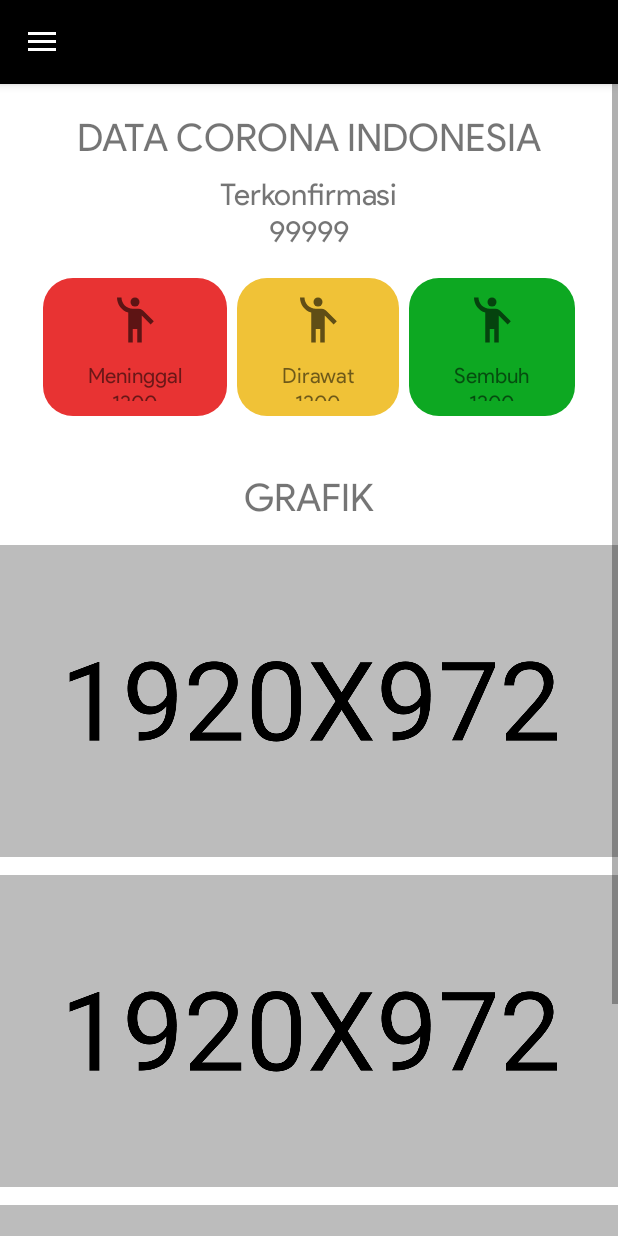
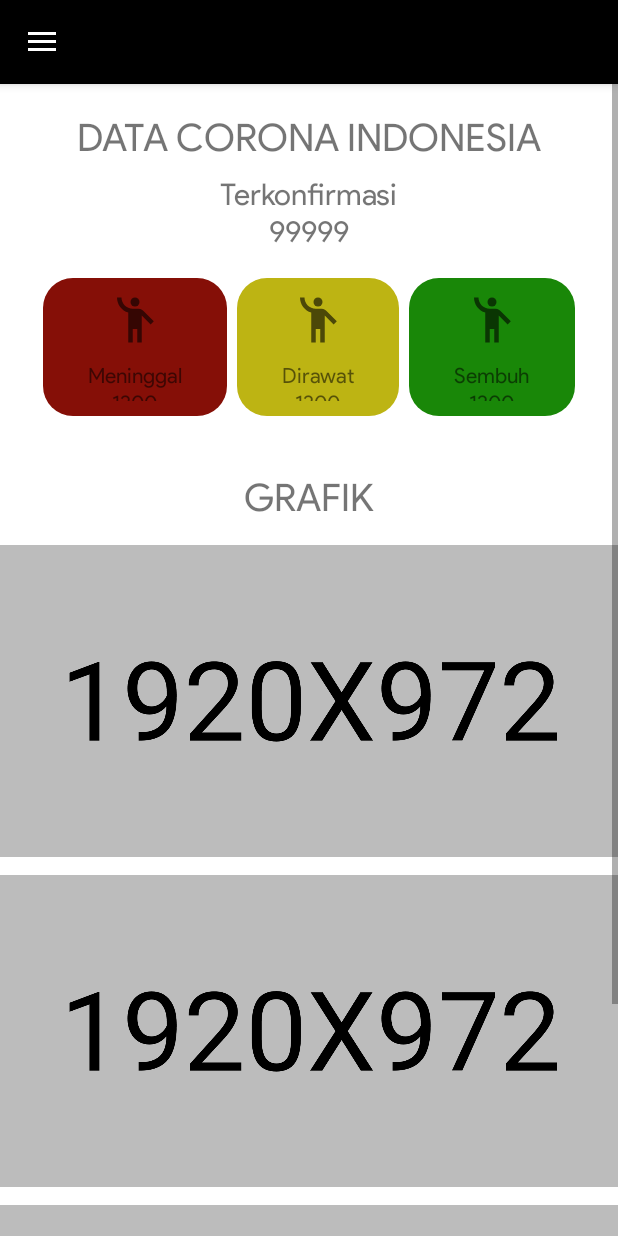
Before and after one commit to yalvih/Tubes_03, an Android app: the screen it shows after launch (MainActivity), after a tap on "Data", on a phone screen of 412 x 824 dp. Run offline under Robolectric (Android 15) with nearby library versions, the phone set to English and light mode, and no system bars; our stand-ins replace Volley; libraries missing offline, so code that uses them is left out: com.raizlabs.android, com.synnapps.carouselview, com.sysdata.widget; plain views replace CardViewNative; network calls fail; 4 statements that could not run were skipped; 1 other tap on this screen came first.

Commit message:
revamp UI dan carousel sudah jadi
Hint: Ada bug di awal page biar bisa keupdate lagi. Dan auto Dark Mode bermasalah

Next update: Placeholder diganti dan mulai masukin data beritanya.
 Kmu pelajarin dulu cara bikin graph. Abis selese garph ke login gitu

```diff
--- a/app/build.gradle
+++ b/app/build.gradle
@@ -52,6 +52,7 @@ dependencies {
     implementation 'com.android.volley:volley:1.1.1'
     implementation 'com.google.code.gson:gson:2.8.6'
     implementation 'com.synnapps:carouselview:0.1.5'
+
     implementation 'androidx.appcompat:appcompat:1.2.0'
     implementation 'com.google.android.material:material:1.2.1'
     implementation 'androidx.constraintlayout:constraintlayout:2.0.4'
--- a/app/src/main/AndroidManifest.xml
+++ b/app/src/main/AndroidManifest.xml
@@ -10,13 +10,13 @@
         android:roundIcon="@mipmap/ic_launcher_round"
         android:supportsRtl="true"
         android:theme="@style/Theme.Tubes_03">
-        <activity android:name=".view.MainActivity">
+        <activity android:name=".view.SplashActivity">
             <intent-filter>
                 <action android:name="android.intent.action.MAIN" />
 
                 <category android:name="android.intent.category.LAUNCHER" />
             </intent-filter>
         </activity>
+        <activity android:name=".view.MainActivity"/>
     </application>
-
 </manifest>
--- a/app/src/main/java/com/example/tubes_03/view/HomeFragment.java
+++ b/app/src/main/java/com/example/tubes_03/view/HomeFragment.java
@@ -24,6 +24,13 @@ import java.text.DecimalFormat;
 public class HomeFragment extends Fragment implements View.OnClickListener {
     private FragmentListener fragmentListener;
     private TextView text_confirmed_id, text_death_id, text_sick_id, text_recovered_id, text_confirmed_ww, text_death_ww, text_sick_ww, text_recovered_ww;
+    CarouselView carouselView;
+    int[] sampleImages = {
+            R.drawable.p_1,
+            R.drawable.p_2,
+            R.drawable.p_3,
+            R.drawable.p_4
+    };
 
     public static HomeFragment newInstance(String title) {
         HomeFragment fragment = new HomeFragment();
@@ -45,6 +52,10 @@ public class HomeFragment extends Fragment implements View.OnClickListener {
         this.text_death_ww = view.findViewById(R.id.worldwide_death_number);
         this.text_sick_ww = view.findViewById(R.id.worldwide_sick_number);
         this.text_recovered_ww = view.findViewById(R.id.worldwide_recovered_number);
+
+        carouselView = view.findViewById(R.id.carouselView);
+        carouselView.setPageCount(sampleImages.length);
+        carouselView.setImageListener(imageListener);
 
         return view;
     }
@@ -84,4 +95,11 @@ public class HomeFragment extends Fragment implements View.OnClickListener {
         this.text_sick_ww.setText(thousandSeparatorFormat.format(totalSick));
         this.text_recovered_ww.setText(thousandSeparatorFormat.format(Integer.parseInt(data.getTotalRecovered())));
     }
+
+    ImageListener imageListener = new ImageListener() {
+        @Override
+        public void setImageForPosition(int position, ImageView imageView) {
+            imageView.setImageResource(sampleImages[position]);
+        }
+    };
 }
--- /dev/null
+++ b/app/src/main/java/com/example/tubes_03/view/SplashActivity.java
@@ -0,0 +1,29 @@
+package com.example.tubes_03.view;
+
+import android.app.Activity;
+import android.content.Intent;
+import android.os.Bundle;
+import android.os.Handler;
+
+import com.example.tubes_03.R;
+
+public class SplashActivity extends Activity {
+
+    Handler handler;
+    @Override
+    protected void onCreate(Bundle savedInstanceState) {
+        super.onCreate(savedInstanceState);
+        setContentView(R.layout.launch_app);
+
+        handler=new Handler();
+        handler.postDelayed(new Runnable() {
+            @Override
+            public void run() {
+                Intent intent=new Intent(SplashActivity.this,MainActivity.class);
+                startActivity(intent);
+                finish();
+            }
+        },2000);
+
+    }
+}
--- a/app/src/main/res/layout/fragment_left.xml
+++ b/app/src/main/res/layout/fragment_left.xml
@@ -2,14 +2,14 @@
 <FrameLayout
     xmlns:android="http://schemas.android.com/apk/res/android"
     android:layout_width="match_parent"
-    android:layout_height="match_parent">
+    android:layout_height="match_parent"
+    android:background="@color/white">
 <!--    android:background="?attr/fragmentBackground"-->
 
     <LinearLayout
         android:layout_width="match_parent"
         android:layout_height="match_parent"
         android:orientation="vertical"
-        android:background="@color/white"
         >
 
         <LinearLayout
--- a/app/src/main/res/values-night/themes.xml
+++ b/app/src/main/res/values-night/themes.xml
@@ -1,18 +1,3 @@
 <resources xmlns:tools="http://schemas.android.com/tools">
-    <!-- Base application theme. -->
-    <style name="Theme.Tubes_03" parent="Theme.MaterialComponents.DayNight.DarkActionBar">
-        <!-- Primary brand color. -->
-        <item name="colorPrimary">@color/black</item>
-        <item name="colorPrimaryVariant">@color/black</item>
-        <item name="colorOnPrimary">@color/white</item>
-        <!-- Secondary brand color. -->
-        <item name="colorSecondary">@color/teal_200</item>
-        <item name="colorSecondaryVariant">@color/teal_200</item>
-        <item name="colorOnSecondary">@color/black</item>
-        <!-- Status bar color. -->
-        <item name="android:statusBarColor" tools:targetApi="l">?attr/colorPrimaryVariant</item>
-        <!-- Customize your theme here. -->
-        <item name="windowActionBar">false</item>
-        <item name="windowNoTitle">true</item>
-    </style>
+
 </resources>
--- a/app/src/main/res/values/colors.xml
+++ b/app/src/main/res/values/colors.xml
@@ -6,9 +6,9 @@
     <color name="teal_200">#FF03DAC5</color>
     <color name="teal_700">#FF018786</color>
     <color name="black">#FF000000</color>
-    <color name="white">#FFFFFFFF</color>
+    <color name="white">#FFFFFFF0</color>
     <color name="blue">#1f92cc</color>
-    <color name="red">#e83333</color>
-    <color name="yellow">#f0c237</color>
-    <color name="green">#0da822</color>
+    <color name="red">#850f07</color>
+    <color name="yellow">#bdb413</color>
+    <color name="green">#198708</color>
 </resources>
```
Also changed, not shown: app/src/main/java/com/example/tubes_03/model/SliderItem.java (deleted, +0 -23 lines), app/src/main/java/com/example/tubes_03/view/MainActivity.java (+9 -0 lines), app/src/main/res/layout/home_fragment.xml (+17 -6 lines), app/src/main/res/layout/launch_app.xml (+21 -4 lines).
